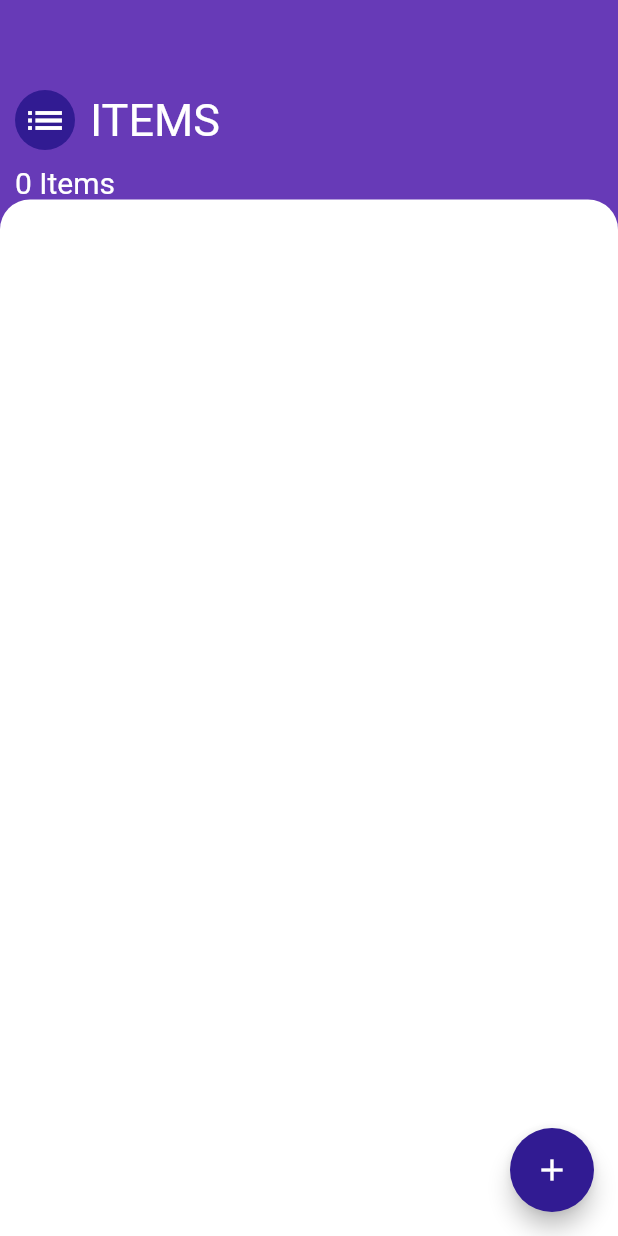
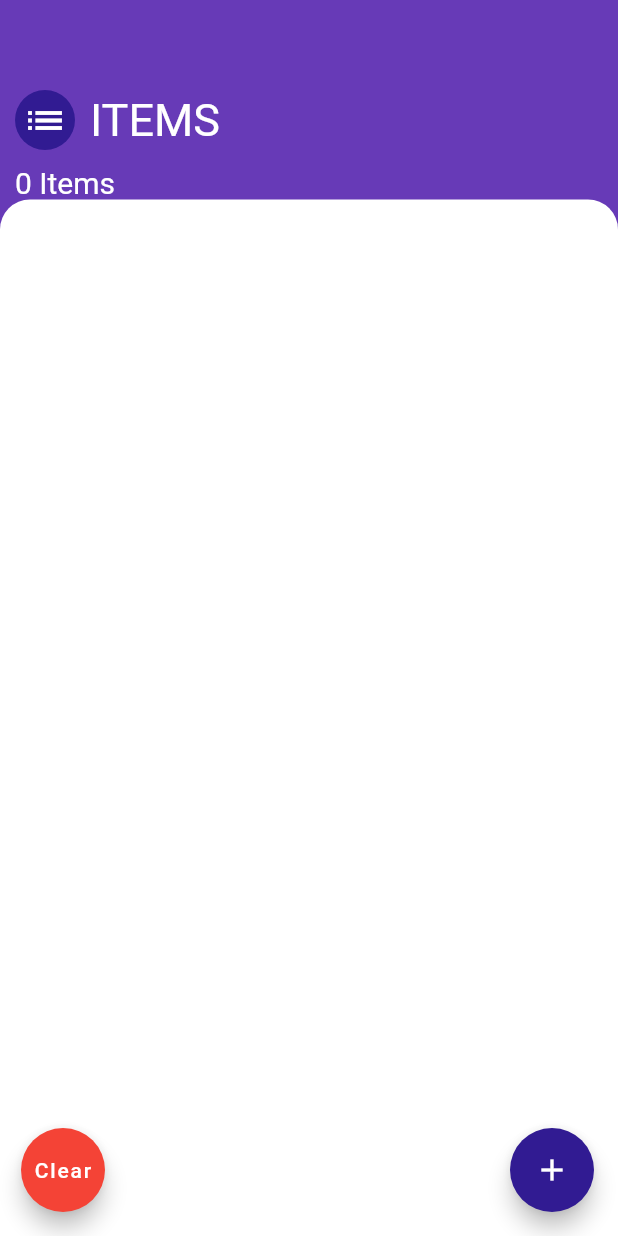
Before and after one commit to navdeepduvedi/ShopKarrt_Flutter, a Flutter app: the screen it shows after launch, on a phone screen of 412 x 824 dp. Run offline on Flutter 3.47's test engine with Material 2 defaults, Android fonts, the phone set to English and light mode, and no system bars.

Commit message:
Added a clear list button and functionality

```diff
--- a/shopkarrt/lib/listScreen.dart
+++ b/shopkarrt/lib/listScreen.dart
@@ -11,7 +11,11 @@ class listscreen extends StatelessWidget {
     var itemProvider = Provider.of<Itemdata>(context);
     return Scaffold(
       backgroundColor: Colors.deepPurple,
-      floatingActionButton: FloatingActionButton(
+      floatingActionButton: Stack(
+        children: <Widget>[
+          Align(
+            alignment: Alignment.bottomRight,
+            child: FloatingActionButton(
             backgroundColor: Colors.deepPurple[900],
             child: Icon(Icons.add),
             onPressed: (){
@@ -26,6 +30,25 @@ class listscreen extends StatelessWidget {
                 )
                 );
             }
+            ),
+          ),
+          Align(
+            alignment : Alignment.bottomLeft,
+            child: Padding(
+              padding: const EdgeInsets.only(left:30.0),
+              child: FloatingActionButton(
+                onPressed: (){
+                  itemProvider.cleanList();
+                } ,
+                backgroundColor:Colors.red ,
+                child: Text(
+                  'Clear'
+                ),
+                ),
+            ),
+          )
+      ],
+
       ),
       body: Column(
         crossAxisAlignment: CrossAxisAlignment.stretch,
```
Also changed, not shown: shopkarrt/lib/add_itemScreen.dart (+0 -18 lines). Lines whose indentation alone changed are shown as unchanged.
